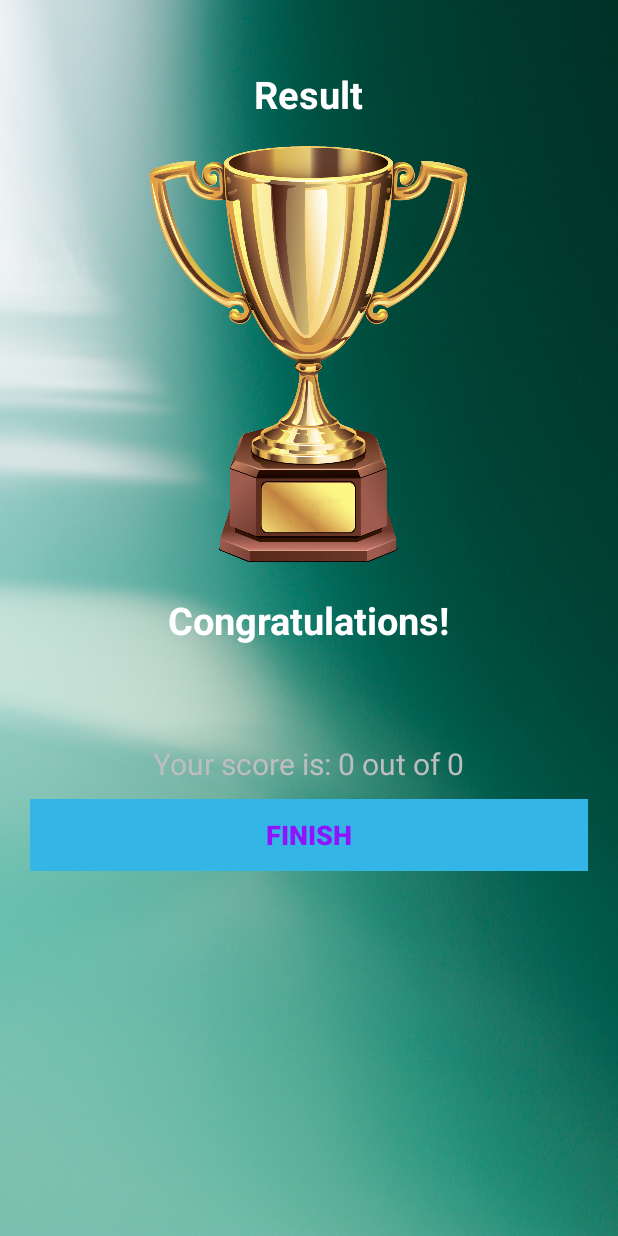
After one commit to cecydb11/android_examples, an Android app: the ResultActivity screen opened directly, with no data from a screen before it, on a phone screen of 412 x 824 dp. The commit adds this screen. Run offline under Robolectric (Android 15) with nearby library versions, the phone set to English and light mode, and no system bars.

Commit message:
Finish result view, generate signed apk, final version of the app

```diff
--- a/QuizApp/app/src/main/AndroidManifest.xml
+++ b/QuizApp/app/src/main/AndroidManifest.xml
@@ -9,6 +9,12 @@
         android:roundIcon="@mipmap/ic_launcher_round"
         android:supportsRtl="true"
         android:theme="@style/AppTheme">
+        <activity
+            android:name=".ResultActivity"
+            android:screenOrientation="portrait"
+            android:theme="@style/NoActionBarTheme">
+
+        </activity>
         <activity
             android:name=".QuizQuestionsActivity"
             android:screenOrientation="portrait">
--- a/QuizApp/app/src/main/java/com/example/quizapp/Constants.kt
+++ b/QuizApp/app/src/main/java/com/example/quizapp/Constants.kt
@@ -1,6 +1,11 @@
 package com.example.quizapp
 
 object Constants{
+
+    const val USER_NAME:String = "user_name"
+    const val TOTAL_QUESTIONS:String = "total_questions"
+    const val CORRECT_ANSWERS:String = "correct_answers"
+
 
     fun getQuestions(): ArrayList<Question>{
         val questionsList = ArrayList<Question>()
--- a/QuizApp/app/src/main/java/com/example/quizapp/MainActivity.kt
+++ b/QuizApp/app/src/main/java/com/example/quizapp/MainActivity.kt
@@ -19,6 +19,7 @@ class MainActivity : AppCompatActivity() {
                 Toast.makeText(this, "Please enter your name", Toast.LENGTH_SHORT).show()
             }else{
                 val intent = Intent(this, QuizQuestionsActivity::class.java)
+                intent.putExtra(Constants.USER_NAME, et_name.text.toString())
                 startActivity(intent)
                 finish()
             }
--- a/QuizApp/app/src/main/java/com/example/quizapp/QuizQuestionsActivity.kt
+++ b/QuizApp/app/src/main/java/com/example/quizapp/QuizQuestionsActivity.kt
@@ -1,5 +1,6 @@
 package com.example.quizapp
 
+import android.content.Intent
 import android.graphics.Color
 import android.graphics.Typeface
 import androidx.appcompat.app.AppCompatActivity
@@ -16,10 +17,15 @@ class QuizQuestionsActivity : AppCompatActivity(), View.OnClickListener{
     private var mCurrentPosition:Int = 1
     private var mQuestionsList:ArrayList<Question>? = null
     private var mSelectedOptionPosition:Int = 0
+    private var mCorrectAnswers:Int = 0
+    private var mUserName:String? = null
 
     override fun onCreate(savedInstanceState: Bundle?) {
         super.onCreate(savedInstanceState)
         setContentView(R.layout.activity_quiz_questions)
+
+        mUserName = intent.getStringExtra(Constants.USER_NAME)
+
         mQuestionsList = Constants.getQuestions()
 
         setQuestion()
@@ -93,13 +99,20 @@ class QuizQuestionsActivity : AppCompatActivity(), View.OnClickListener{
                         mCurrentPosition <= mQuestionsList!!.size ->{
                             setQuestion()
                         }else ->{
-                            Toast.makeText(this, "Quiz completed.", Toast.LENGTH_SHORT).show()
+                            val intent = Intent(this, ResultActivity::class.java)
+                            intent.putExtra(Constants.USER_NAME, mUserName)
+                            intent.putExtra(Constants.CORRECT_ANSWERS, mCorrectAnswers)
+                            intent.putExtra(Constants.TOTAL_QUESTIONS, mQuestionsList!!.size)
+                            startActivity(intent)
+                            finish()
                         }
                     }
                 }else{
                     val question = mQuestionsList?.get(mCurrentPosition - 1)
                     if(question!!.correctAnswer != mSelectedOptionPosition){
                         answerView(mSelectedOptionPosition, R.drawable.wrong_option_border_bg)
+                    }else{
+                        mCorrectAnswers++
                     }
                     answerView(question.correctAnswer, R.drawable.correct_option_border_bg)
 
--- /dev/null
+++ b/QuizApp/app/src/main/java/com/example/quizapp/ResultActivity.kt
@@ -0,0 +1,31 @@
+package com.example.quizapp
+
+import android.content.Intent
+import androidx.appcompat.app.AppCompatActivity
+import android.os.Bundle
+import android.view.View
+import kotlinx.android.synthetic.main.activity_result.*
+
+class ResultActivity : AppCompatActivity() {
+
+    override fun onCreate(savedInstanceState: Bundle?) {
+        super.onCreate(savedInstanceState)
+        setContentView(R.layout.activity_result)
+
+        window.decorView.systemUiVisibility = View.SYSTEM_UI_FLAG_FULLSCREEN
+
+        val username = intent.getStringExtra(Constants.USER_NAME)
+        tv_name.text = username
+
+        val total_questions = intent.getIntExtra(Constants.TOTAL_QUESTIONS, 0)
+        val correct_answers = intent.getIntExtra(Constants.CORRECT_ANSWERS, 0)
+        tv_score.text = "Your score is: $correct_answers out of $total_questions"
+
+        btn_finish.setOnClickListener {
+            startActivity(Intent(this,MainActivity::class.java))
+            finish()
+        }
+
+
+    }
+}
--- /dev/null
+++ b/QuizApp/app/src/main/res/layout/activity_result.xml
@@ -0,0 +1,71 @@
+<?xml version="1.0" encoding="utf-8"?>
+<LinearLayout xmlns:android="http://schemas.android.com/apk/res/android"
+    xmlns:app="http://schemas.android.com/apk/res-auto"
+    xmlns:tools="http://schemas.android.com/tools"
+    android:layout_width="match_parent"
+    android:layout_height="match_parent"
+    android:background="@drawable/background"
+    android:orientation="vertical"
+    android:gravity="center_horizontal"
+    android:padding="20dp"
+    tools:context=".ResultActivity">
+
+    <TextView
+        android:id="@+id/tv_result"
+        android:textStyle="bold"
+        android:layout_marginTop="25dp"
+        android:text="Result"
+        android:textColor="@android:color/white"
+        android:textSize="25sp"
+        android:layout_width="wrap_content"
+        android:layout_height="wrap_content" />
+
+    <ImageView
+        android:id="@+id/iv_trophy"
+        android:layout_width="300dp"
+        android:layout_height="300dp"
+        android:contentDescription="Image"
+        android:src="@drawable/img_trophy" />
+
+    <TextView
+        android:id="@+id/tv_congratulations"
+        android:layout_width="wrap_content"
+        android:layout_height="wrap_content"
+        android:layout_marginTop="16dp"
+        android:text="Congratulations!"
+        android:textColor="@android:color/white"
+        android:textSize="25sp"
+        android:textStyle="bold" />
+
+    <TextView
+        android:id="@+id/tv_name"
+        android:layout_width="wrap_content"
+        android:layout_height="wrap_content"
+        android:layout_marginTop="25dp"
+        android:textColor="@android:color/white"
+        android:textStyle="bold"
+        android:textSize="22sp"
+        tools:text="Username" />
+
+    <TextView
+        android:id="@+id/tv_score"
+        android:layout_width="wrap_content"
+        android:layout_height="wrap_content"
+        android:layout_marginTop="10dp"
+        android:textColor="@android:color/secondary_text_dark"
+        android:textSize="20sp"
+        tools:text="Your score" />
+
+    <Button
+        android:id="@+id/btn_finish"
+        android:layout_width="match_parent"
+        android:layout_height="wrap_content"
+        android:layout_marginTop="10dp"
+        android:background="@android:color/holo_blue_light"
+        android:text="FINISH"
+        android:textColor="@color/colorPrimary"
+        android:textSize="18sp"
+        android:textStyle="bold" />
+
+
+</LinearLayout>
```
Also changed, not shown: QuizApp/app/src/main/res/drawable/img_trophy.png (added), 1 other file.
